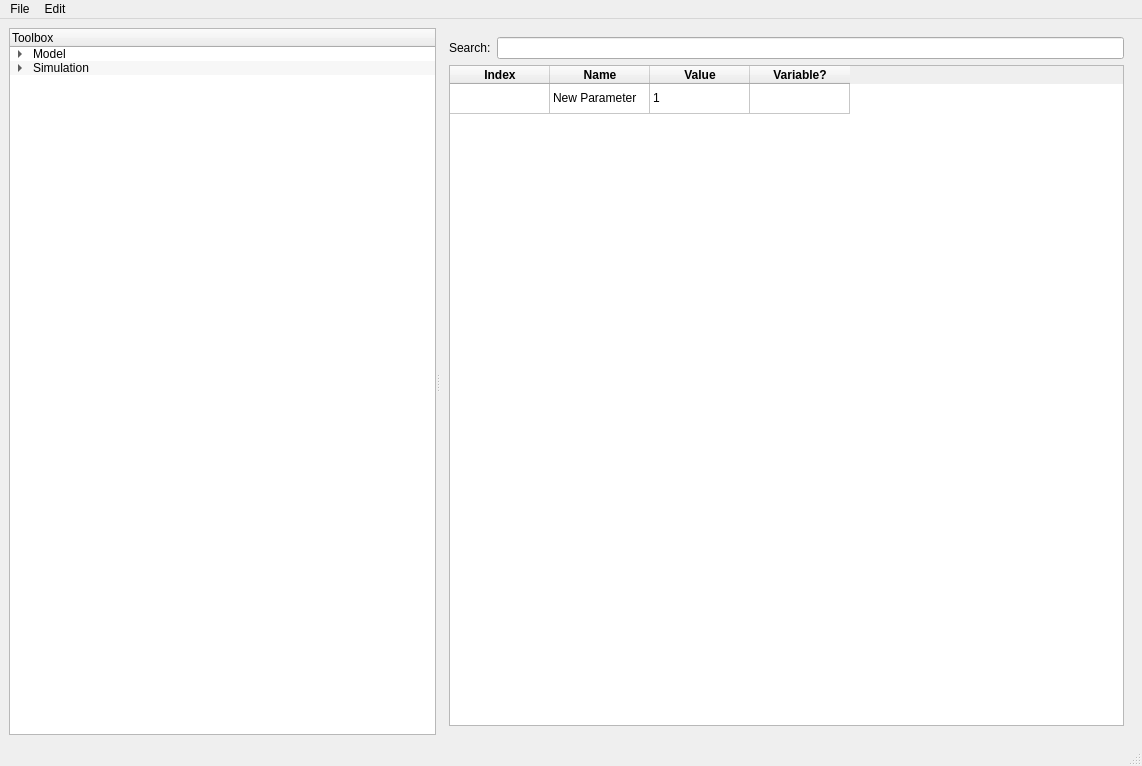
Qt form design.ui (mridullpandey/SBML-Analysis-Toolbox) before a commit.
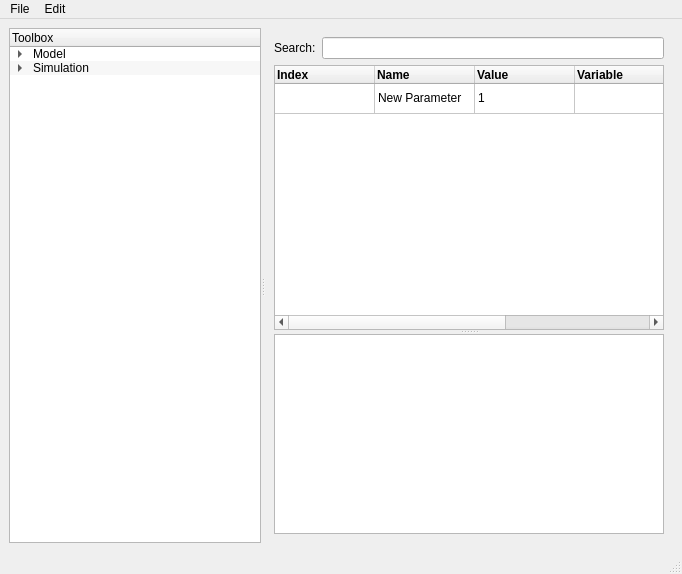
The same form after that commit. The open tabs and pages were chosen to show the change.

Diff of the .ui file:
```diff
--- a/design.ui
+++ b/design.ui
@@ -6,8 +6,8 @@
    <rect>
     <x>0</x>
     <y>0</y>
-    <width>1142</width>
-    <height>766</height>
+    <width>682</width>
+    <height>574</height>
    </rect>
   </property>
   <property name="windowTitle">
@@ -563,8 +563,6 @@
        <widget class="QWidget" name="pageParameters">
         <layout class="QGridLayout" name="gridLayout_11">
          <item row="0" column="0">
-          <layout class="QVBoxLayout" name="verticalLayout_4">
-           <item>
             <layout class="QGridLayout" name="gridLayout_10">
              <item row="0" column="0">
               <widget class="QLabel" name="label_9">
@@ -578,7 +576,11 @@
              </item>
             </layout>
            </item>
-           <item>
+         <item row="1" column="0">
+          <widget class="QSplitter" name="splitter_2">
+           <property name="orientation">
+            <enum>Qt::Vertical</enum>
+           </property>
             <widget class="QTableWidget" name="tableParameters">
              <property name="alternatingRowColors">
               <bool>true</bool>
@@ -617,7 +619,7 @@
                </font>
               </property>
               <property name="textAlignment">
-               <set>AlignHCenter|AlignVCenter|AlignCenter</set>
+              <set>AlignLeft|AlignVCenter</set>
               </property>
              </column>
              <column>
@@ -631,7 +633,7 @@
                </font>
               </property>
               <property name="textAlignment">
-               <set>AlignHCenter|AlignVCenter|AlignCenter</set>
+              <set>AlignLeft|AlignVCenter</set>
               </property>
              </column>
              <column>
@@ -645,12 +647,12 @@
                </font>
               </property>
               <property name="textAlignment">
-               <set>AlignHCenter|AlignVCenter|AlignCenter</set>
+              <set>AlignLeft|AlignVCenter</set>
               </property>
              </column>
              <column>
               <property name="text">
-               <string>Variable?</string>
+              <string>Variable</string>
               </property>
               <property name="font">
                <font>
@@ -659,9 +661,25 @@
                </font>
               </property>
               <property name="textAlignment">
-               <set>AlignHCenter|AlignVCenter|AlignCenter</set>
-              </property>
-             </column>
+              <set>AlignLeft|AlignVCenter</set>
+             </property>
+            </column>
+            <column>
+             <property name="text">
+              <string>MetaId</string>
+             </property>
+             <property name="font">
+              <font>
+               <weight>75</weight>
+               <bold>true</bold>
+              </font>
+             </property>
+            </column>
+            <item row="0" column="0">
+             <property name="flags">
+              <set>ItemIsDragEnabled|ItemIsUserCheckable|ItemIsEnabled</set>
+             </property>
+            </item>
              <item row="0" column="1">
               <property name="text">
                <string>New Parameter</string>
@@ -673,8 +691,36 @@
               </property>
              </item>
             </widget>
-           </item>
-          </layout>
+           <widget class="QPlainTextEdit" name="parameterErrorLog">
+            <property name="sizePolicy">
+             <sizepolicy hsizetype="Expanding" vsizetype="Maximum">
+              <horstretch>0</horstretch>
+              <verstretch>0</verstretch>
+             </sizepolicy>
+            </property>
+            <property name="maximumSize">
+             <size>
+              <width>16777215</width>
+              <height>200</height>
+             </size>
+            </property>
+            <property name="frameShape">
+             <enum>QFrame::StyledPanel</enum>
+            </property>
+            <property name="frameShadow">
+             <enum>QFrame::Sunken</enum>
+            </property>
+            <property name="documentTitle">
+             <string>Parameter Error Log</string>
+            </property>
+            <property name="readOnly">
+             <bool>true</bool>
+            </property>
+            <property name="overwriteMode">
+             <bool>true</bool>
+            </property>
+           </widget>
+          </widget>
          </item>
         </layout>
        </widget>
@@ -1031,8 +1077,8 @@
     <rect>
      <x>0</x>
      <y>0</y>
-     <width>1142</width>
-     <height>19</height>
+     <width>682</width>
+     <height>24</height>
     </rect>
    </property>
    <widget class="QMenu" name="menuFile">
```
Left out of the diff: 73 changed lines with no effect on the pictures. Lines whose indentation alone changed are shown as unchanged.
